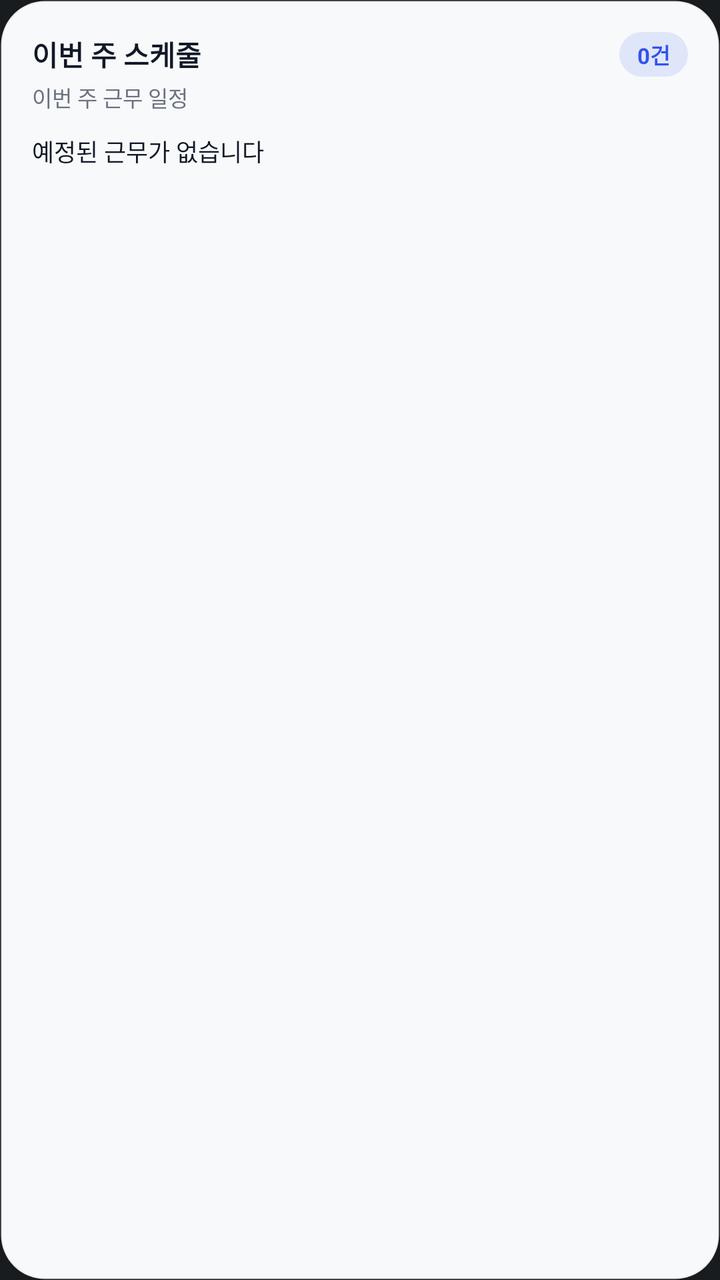
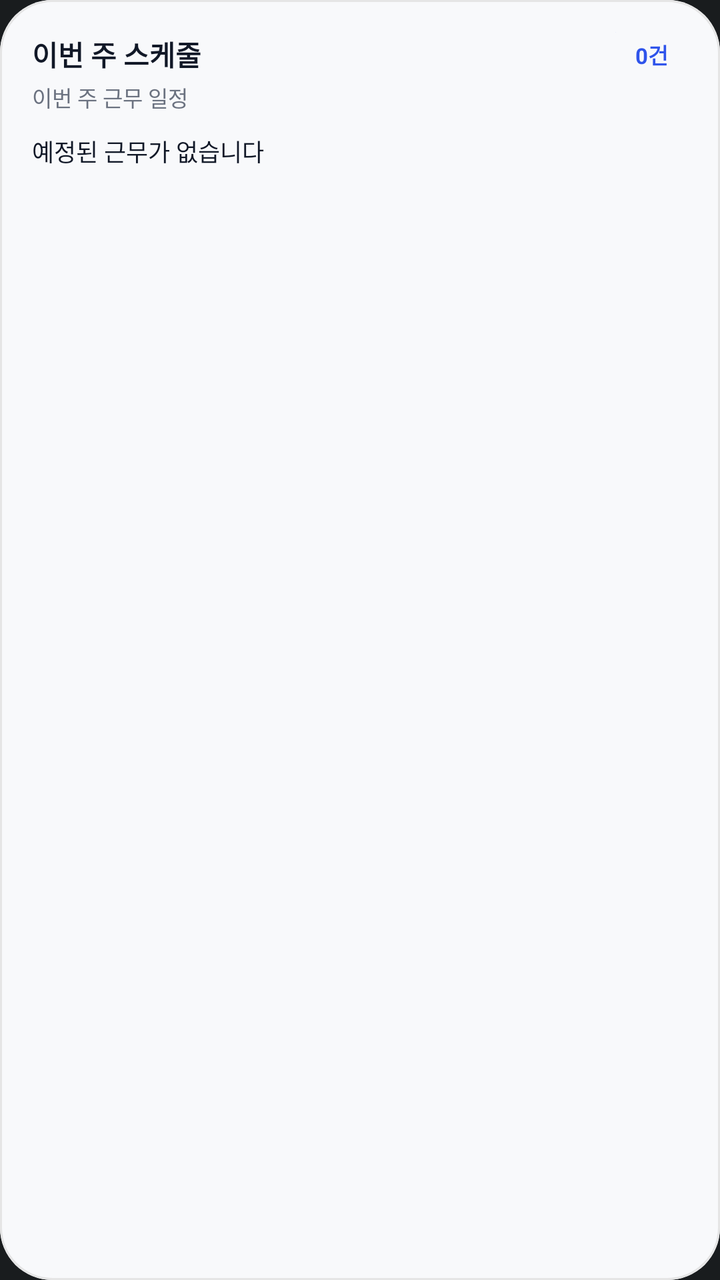

Two renders of the same Android screen: before a commit and after it. Below are the layout's source before the change and the commit's diff.
<!-- AndroidManifest.xml: application theme Theme.AlbaTora -->
<!-- res/layout/widget_weekly_schedule.xml -->
<?xml version="1.0" encoding="utf-8"?>
<LinearLayout xmlns:android="http://schemas.android.com/apk/res/android"
    android:id="@+id/widget_weekly_root"
    android:layout_width="match_parent"
    android:layout_height="match_parent"
    android:background="@drawable/widget_bg_card"
    android:orientation="vertical"
    android:padding="16dp">

    <LinearLayout
        android:layout_width="match_parent"
        android:layout_height="wrap_content"
        android:gravity="center_vertical"
        android:orientation="horizontal">

        <TextView
            android:id="@+id/widget_weekly_title"
            android:layout_width="0dp"
            android:layout_height="wrap_content"
            android:layout_weight="1"
            android:ellipsize="end"
            android:maxLines="1"
            android:text="이번 주 스케줄"
            android:textColor="@color/widget_text_primary"
            android:textSize="14sp"
            android:textStyle="bold" />

        <TextView
            android:id="@+id/widget_weekly_badge"
            android:layout_width="wrap_content"
            android:layout_height="wrap_content"
            android:background="@drawable/widget_bg_soft_pill"
            android:paddingLeft="9dp"
            android:paddingTop="3dp"
            android:paddingRight="9dp"
            android:paddingBottom="3dp"
            android:text="0건"
            android:textColor="@color/widget_accent"
            android:textSize="11sp"
            android:textStyle="bold" />
    </LinearLayout>

    <TextView
        android:id="@+id/widget_weekly_range"
        android:layout_width="match_parent"
        android:layout_height="wrap_content"
        android:layout_marginTop="2dp"
        android:layout_marginBottom="8dp"
        android:text="이번 주 근무 일정"
        android:textColor="@color/widget_text_secondary"
        android:textSize="11sp" />

    <TextView
        android:id="@+id/widget_weekly_line1"
        android:layout_width="match_parent"
        android:layout_height="wrap_content"
        android:ellipsize="end"
        android:maxLines="1"
        android:paddingTop="2dp"
        android:paddingBottom="2dp"
        android:text="예정된 근무가 없습니다"
        android:textColor="@color/widget_text_primary"
        android:textSize="12sp" />

    <TextView
        android:id="@+id/widget_weekly_line2"
        android:layout_width="match_parent"
        android:layout_height="wrap_content"
        android:ellipsize="end"
        android:maxLines="1"
        android:paddingTop="2dp"
        android:paddingBottom="2dp"
        android:text=""
        android:textColor="@color/widget_text_secondary"
        android:textSize="12sp" />

    <TextView
        android:id="@+id/widget_weekly_line3"
        android:layout_width="match_parent"
        android:layout_height="wrap_content"
        android:ellipsize="end"
        android:maxLines="1"
        android:paddingTop="2dp"
        android:paddingBottom="2dp"
        android:text=""
        android:textColor="@color/widget_text_secondary"
        android:textSize="12sp" />

    <TextView
        android:id="@+id/widget_weekly_line4"
        android:layout_width="match_parent"
        android:layout_height="wrap_content"
        android:ellipsize="end"
        android:maxLines="1"
        android:paddingTop="2dp"
        android:paddingBottom="2dp"
        android:text=""
        android:textColor="@color/widget_text_secondary"
        android:textSize="12sp" />

</LinearLayout>
<!-- resources referenced by this layout -->
<resources>
  <color name="widget_accent">#2F54EB</color>
  <color name="widget_text_primary">#111827</color>
  <color name="widget_text_secondary">#6B7280</color>
  <!-- drawable widget_bg_card (drawable) -->
  <?xml version="1.0" encoding="utf-8"?>
  <shape xmlns:android="http://schemas.android.com/apk/res/android"
      android:shape="rectangle">
      <solid android:color="@color/widget_bg" />
      <stroke
          android:width="1dp"
          android:color="@color/widget_border" />
      <corners android:radius="22dp" />
  </shape>
  <!-- drawable widget_bg_soft_pill (drawable) -->
  <?xml version="1.0" encoding="utf-8"?>
  <shape xmlns:android="http://schemas.android.com/apk/res/android"
      android:shape="rectangle">
      <solid android:color="@color/widget_accent_soft" />
      <corners android:radius="14dp" />
  </shape>
  <style name="Theme.AlbaTora" parent="android:Theme.DeviceDefault.NoActionBar">
          <item name="android:statusBarColor">@android:color/transparent</item>
          <item name="android:navigationBarColor">@android:color/transparent</item>
          <item name="android:windowDrawsSystemBarBackgrounds">true</item>
      </style>
  <color name="widget_bg">#F8F9FB</color>
  <color name="widget_border">#1A000000</color>
  <color name="widget_accent_soft">#1E2F54EB</color>
</resources>

<!-- the commit's change to res/layout/widget_weekly_schedule.xml (unified diff, before → after) -->
@@ -1,101 +1,138 @@
 <?xml version="1.0" encoding="utf-8"?>
-<LinearLayout xmlns:android="http://schemas.android.com/apk/res/android"
+<FrameLayout xmlns:android="http://schemas.android.com/apk/res/android"
     android:id="@+id/widget_weekly_root"
     android:layout_width="match_parent"
-    android:layout_height="match_parent"
-    android:background="@drawable/widget_bg_card"
-    android:orientation="vertical"
-    android:padding="16dp">
+    android:layout_height="match_parent">
+
+    <ImageView
+        android:id="@+id/widget_weekly_bg_fill"
+        android:layout_width="match_parent"
+        android:layout_height="match_parent"
+        android:importantForAccessibility="no"
+        android:scaleType="fitXY"
+        android:src="@drawable/widget_shape_card_base"
+        android:tint="@color/widget_bg" />
+
+    <ImageView
+        android:id="@+id/widget_weekly_bg_stroke"
+        android:layout_width="match_parent"
+        android:layout_height="match_parent"
+        android:importantForAccessibility="no"
+        android:scaleType="fitXY"
+        android:src="@drawable/widget_shape_card_stroke"
+        android:tint="@color/widget_border" />
 
     <LinearLayout
         android:layout_width="match_parent"
-        android:layout_height="wrap_content"
-        android:gravity="center_vertical"
-        android:orientation="horizontal">
+        android:layout_height="match_parent"
+        android:orientation="vertical"
+        android:padding="16dp">
+
+        <LinearLayout
+            android:layout_width="match_parent"
+            android:layout_height="wrap_content"
+            android:gravity="center_vertical"
+            android:orientation="horizontal">
+
+            <TextView
+                android:id="@+id/widget_weekly_title"
+                android:layout_width="0dp"
+                android:layout_height="wrap_content"
+                android:layout_weight="1"
+                android:ellipsize="end"
+                android:maxLines="1"
+                android:text="이번 주 스케줄"
+                android:textColor="@color/widget_text_primary"
+                android:textSize="14sp"
+                android:textStyle="bold" />
+
+            <FrameLayout
+                android:layout_width="wrap_content"
+                android:layout_height="wrap_content">
+
+                <ImageView
+                    android:id="@+id/widget_weekly_badge_bg"
+                    android:layout_width="match_parent"
+                    android:layout_height="match_parent"
+                    android:importantForAccessibility="no"
+                    android:scaleType="fitXY"
+                    android:src="@drawable/widget_shape_pill_base"
+                    android:tint="@color/widget_accent_soft" />
+
+                <TextView
+                    android:id="@+id/widget_weekly_badge"
+                    android:layout_width="wrap_content"
+                    android:layout_height="wrap_content"
+                    android:maxLines="1"
+                    android:paddingLeft="10dp"
+                    android:paddingTop="3dp"
+                    android:paddingRight="10dp"
+                    android:paddingBottom="3dp"
+                    android:text="0건"
+                    android:textColor="@color/widget_accent"
+                    android:textSize="11sp"
+                    android:textStyle="bold" />
+            </FrameLayout>
+        </LinearLayout>
 
         <TextView
-            android:id="@+id/widget_weekly_title"
-            android:layout_width="0dp"
+            android:id="@+id/widget_weekly_range"
+            android:layout_width="match_parent"
             android:layout_height="wrap_content"
-            android:layout_weight="1"
+            android:layout_marginTop="2dp"
+            android:layout_marginBottom="8dp"
             android:ellipsize="end"
             android:maxLines="1"
-            android:text="이번 주 스케줄"
-            android:textColor="@color/widget_text_primary"
-            android:textSize="14sp"
-            android:textStyle="bold" />
+            android:text="이번 주 근무 일정"
+            android:textColor="@color/widget_text_secondary"
+            android:textSize="11sp" />
 
         <TextView
-            android:id="@+id/widget_weekly_badge"
-            android:layout_width="wrap_content"
+            android:id="@+id/widget_weekly_line1"
+            android:layout_width="match_parent"
             android:layout_height="wrap_content"
-            android:background="@drawable/widget_bg_soft_pill"
-            android:paddingLeft="9dp"
-            android:paddingTop="3dp"
-            android:paddingRight="9dp"
-            android:paddingBottom="3dp"
-            android:text="0건"
-            android:textColor="@color/widget_accent"
-            android:textSize="11sp"
-            android:textStyle="bold" />
+            android:ellipsize="end"
+            android:maxLines="1"
+            android:paddingTop="2dp"
+            android:paddingBottom="2dp"
+            android:text="예정된 근무가 없습니다"
+            android:textColor="@color/widget_text_primary"
+            android:textSize="12sp" />
+
+        <TextView
+            android:id="@+id/widget_weekly_line2"
+            android:layout_width="match_parent"
+            android:layout_height="wrap_content"
+            android:ellipsize="end"
+            android:maxLines="1"
+            android:paddingTop="2dp"
+            android:paddingBottom="2dp"
+            android:text=""
+            android:textColor="@color/widget_text_secondary"
+            android:textSize="12sp" />
+
+        <TextView
+            android:id="@+id/widget_weekly_line3"
+            android:layout_width="match_parent"
+            android:layout_height="wrap_content"
+            android:ellipsize="end"
+            android:maxLines="1"
+            android:paddingTop="2dp"
+            android:paddingBottom="2dp"
+            android:text=""
+            android:textColor="@color/widget_text_secondary"
+            android:textSize="12sp" />
+
+        <TextView
+            android:id="@+id/widget_weekly_line4"
+            android:layout_width="match_parent"
+            android:layout_height="wrap_content"
+            android:ellipsize="end"
+            android:maxLines="1"
+            android:paddingTop="2dp"
+            android:paddingBottom="2dp"
+            android:text=""
+            android:textColor="@color/widget_text_secondary"
+            android:textSize="12sp" />
     </LinearLayout>
-
-    <TextView
-        android:id="@+id/widget_weekly_range"
-        android:layout_width="match_parent"
-        android:layout_height="wrap_content"
-        android:layout_marginTop="2dp"
-        android:layout_marginBottom="8dp"
-        android:text="이번 주 근무 일정"
-        android:textColor="@color/widget_text_secondary"
-        android:textSize="11sp" />
-
-    <TextView
-        android:id="@+id/widget_weekly_line1"
-        android:layout_width="match_parent"
-        android:layout_height="wrap_content"
-        android:ellipsize="end"
-        android:maxLines="1"
-        android:paddingTop="2dp"
-        android:paddingBottom="2dp"
-        android:text="예정된 근무가 없습니다"
-        android:textColor="@color/widget_text_primary"
-        android:textSize="12sp" />
-
-    <TextView
-        android:id="@+id/widget_weekly_line2"
-        android:layout_width="match_parent"
-        android:layout_height="wrap_content"
-        android:ellipsize="end"
-        android:maxLines="1"
-        android:paddingTop="2dp"
-        android:paddingBottom="2dp"
-        android:text=""
-        android:textColor="@color/widget_text_secondary"
-        android:textSize="12sp" />
-
-    <TextView
-        android:id="@+id/widget_weekly_line3"
-        android:layout_width="match_parent"
-        android:layout_height="wrap_content"
-        android:ellipsize="end"
-        android:maxLines="1"
-        android:paddingTop="2dp"
-        android:paddingBottom="2dp"
-        android:text=""
-        android:textColor="@color/widget_text_secondary"
-        android:textSize="12sp" />
-
-    <TextView
-        android:id="@+id/widget_weekly_line4"
-        android:layout_width="match_parent"
-        android:layout_height="wrap_content"
-        android:ellipsize="end"
-        android:maxLines="1"
-        android:paddingTop="2dp"
-        android:paddingBottom="2dp"
-        android:text=""
-        android:textColor="@color/widget_text_secondary"
-        android:textSize="12sp" />
-
-</LinearLayout>
+</FrameLayout>
<!-- resource entries referenced after the edit -->
@@ -3,22 +3,29 @@
   <color name="widget_accent">#2F54EB</color>
   <color name="widget_text_primary">#111827</color>
   <color name="widget_text_secondary">#6B7280</color>
-  <!-- drawable widget_bg_card (drawable) -->
+  <!-- drawable widget_shape_card_base (drawable) -->
   <?xml version="1.0" encoding="utf-8"?>
   <shape xmlns:android="http://schemas.android.com/apk/res/android"
       android:shape="rectangle">
-      <solid android:color="@color/widget_bg" />
-      <stroke
-          android:width="1dp"
-          android:color="@color/widget_border" />
-      <corners android:radius="22dp" />
+      <solid android:color="#FFFFFFFF" />
+      <corners android:radius="26dp" />
   </shape>
-  <!-- drawable widget_bg_soft_pill (drawable) -->
+  <!-- drawable widget_shape_card_stroke (drawable) -->
   <?xml version="1.0" encoding="utf-8"?>
   <shape xmlns:android="http://schemas.android.com/apk/res/android"
       android:shape="rectangle">
-      <solid android:color="@color/widget_accent_soft" />
-      <corners android:radius="14dp" />
+      <solid android:color="#00000000" />
+      <stroke
+          android:width="1dp"
+          android:color="#FFFFFFFF" />
+      <corners android:radius="26dp" />
+  </shape>
+  <!-- drawable widget_shape_pill_base (drawable) -->
+  <?xml version="1.0" encoding="utf-8"?>
+  <shape xmlns:android="http://schemas.android.com/apk/res/android"
+      android:shape="rectangle">
+      <solid android:color="#FFFFFFFF" />
+      <corners android:radius="999dp" />
   </shape>
   <style name="Theme.AlbaTora" parent="android:Theme.DeviceDefault.NoActionBar">
           <item name="android:statusBarColor">@android:color/transparent</item>
